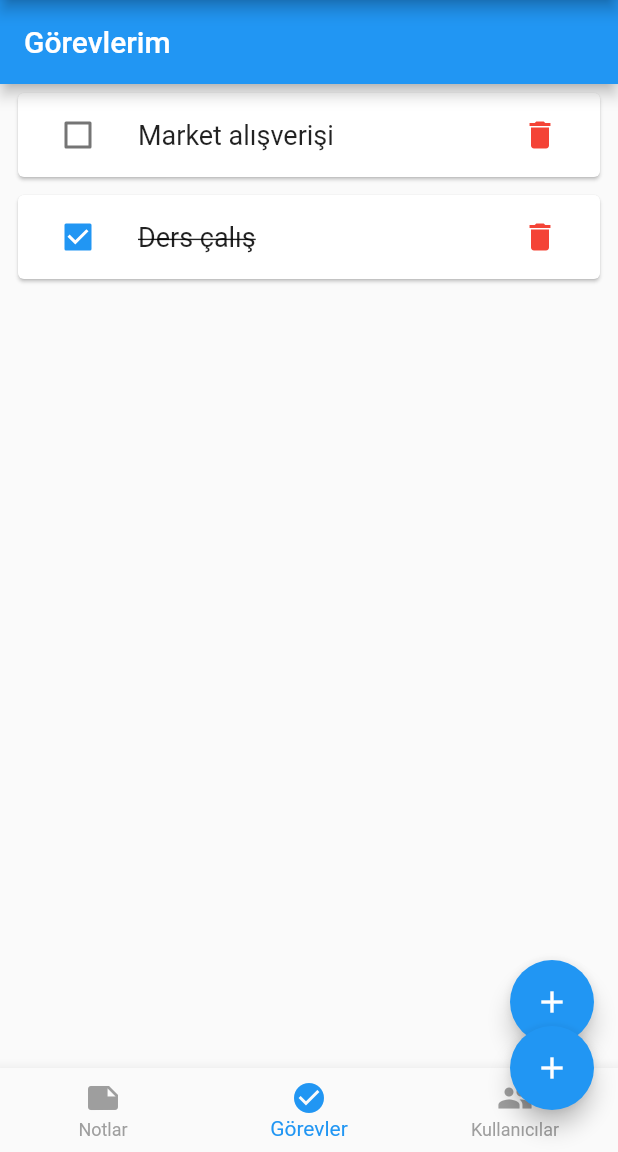
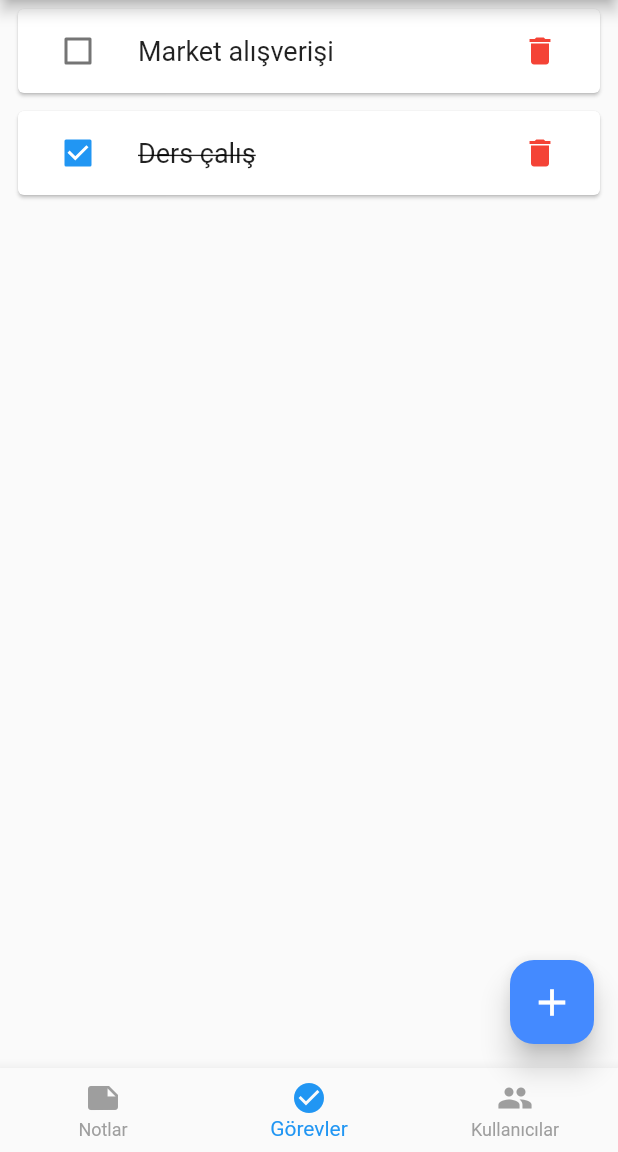
Before and after one commit to begumsudeuslu/notepad, a Flutter app: the screen it shows after launch, item 2 of the bottom bar chosen, on a phone screen of 412 x 824 dp, the part 84-1236 px from its top. Run offline on Flutter 3.47's test engine with Material 3 defaults, Android fonts, the phone set to English and light mode, and no system bars.

Commit message:
hata düzeltildi

```diff
--- a/lib/screens/home_screen.dart
+++ b/lib/screens/home_screen.dart
@@ -52,17 +52,17 @@ class _HomeScreenState extends State<HomeScreen> {
       floatingActionButton: (_selectedIndex == 0 || _selectedIndex == 1)
           ? FloatingActionButton(
               onPressed: () {
-                if (_selectedIndex == 0) {
-                  print("Yeni Not Ekle");
-                } else if (_selectedIndex == 1) {
-                  print("Yeni Görev Ekle");
-                }
+                // Fonksiyon
               },
-              backgroundColor: Colors.blue,
-              child: const Icon(Icons.add),
+              backgroundColor: Colors.blueAccent,
+              elevation: 8,
+              shape: RoundedRectangleBorder(
+                borderRadius: BorderRadius.circular(16),
+              ),
+              child: const Icon(Icons.add, size: 30),
             )
           : null,
-      floatingActionButtonLocation: FloatingActionButtonLocation.endDocked,
+      floatingActionButtonLocation: FloatingActionButtonLocation.endFloat,
     );
   }
 }
--- a/lib/screens/task_screen.dart
+++ b/lib/screens/task_screen.dart
@@ -8,7 +8,6 @@ class TasksScreen extends StatefulWidget {
 }
 
 class _TasksScreenState extends State<TasksScreen> {
-  // Görevler listesi
   final List<Map<String, dynamic>> _tasks = [
     {'title': 'Market alışverişi', 'done': false},
     {'title': 'Ders çalış', 'done': true},
@@ -59,12 +58,7 @@ class _TasksScreenState extends State<TasksScreen> {
 
   @override
   Widget build(BuildContext context) {
-    return Scaffold(
-      appBar: AppBar(
-        title: const Text('Görevlerim'),
-        backgroundColor: Colors.blue,
-      ),
-      body: ListView.builder(
+    return ListView.builder(
       itemCount: _tasks.length,
       itemBuilder: (context, index) {
         final task = _tasks[index];
@@ -91,12 +85,6 @@ class _TasksScreenState extends State<TasksScreen> {
           ),
         );
       },
-      ),
-      floatingActionButton: FloatingActionButton(
-        onPressed: _showAddTaskDialog,
-        backgroundColor: Colors.blue,
-        child: const Icon(Icons.add),
-      ),
     );
   }
 }
```
Lines whose indentation alone changed are shown as unchanged.
